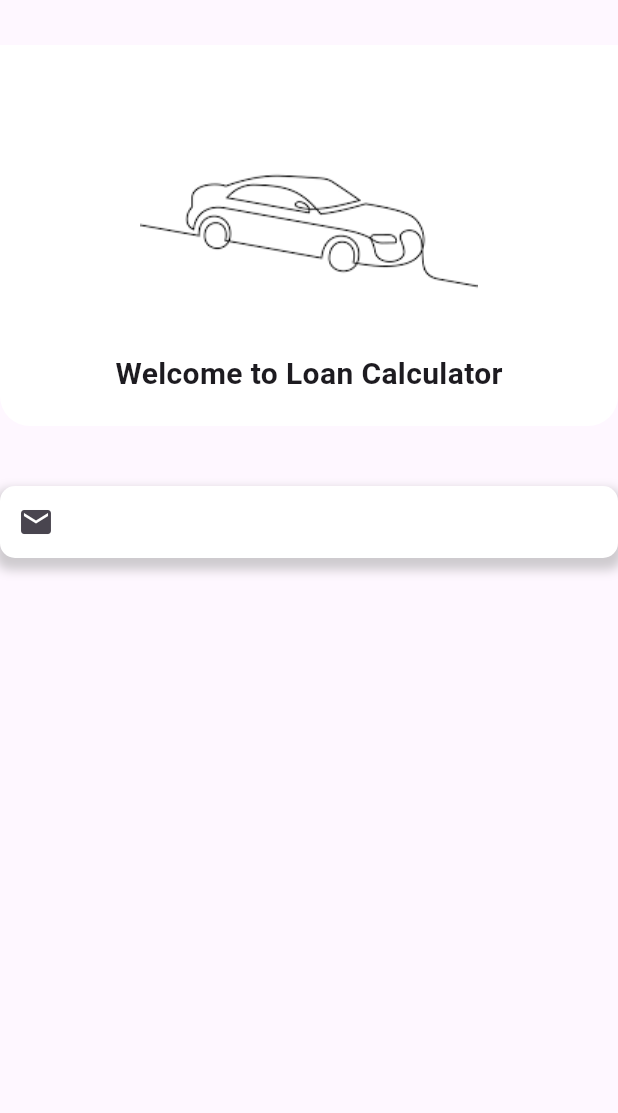
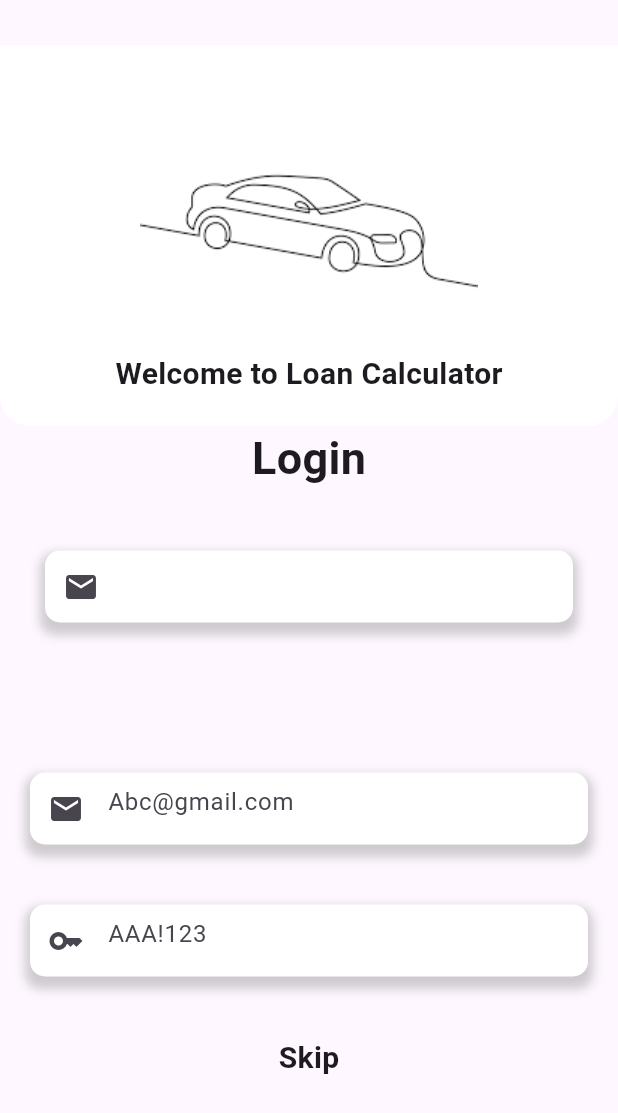
Before and after one commit to Saumya-sura/loan-calculator, a Flutter app: the screen it shows after launch, on a phone screen of 412 x 824 dp. Shown: the top 1113 px of the screen. Run offline on Flutter 3.47's test engine with Material 3 defaults, Android fonts, the light colour scheme and no system bars.

Commit message:
login page done, pixels error to be solved

```diff
--- /dev/null
+++ b/lib/calculator.dart
@@ -0,0 +1,17 @@
+import 'package:flutter/material.dart';
+
+class Calculator extends StatefulWidget {
+  const Calculator({super.key});
+
+  @override
+  State<Calculator> createState() => _CalculatorState();
+}
+
+class _CalculatorState extends State<Calculator> {
+  @override
+  Widget build(BuildContext context) {
+    return const  Scaffold(
+
+    );
+  }
+}
--- a/lib/login.dart
+++ b/lib/login.dart
@@ -52,10 +52,19 @@ class _LoginState extends State<Login> {
               ),
             ),
           ),
+          const Text("Login",
+            style: TextStyle(
+              fontSize: 30,
+              fontWeight:FontWeight.bold,
+
+            ),
+          ),
           const SizedBox(
             height: 40,
           ),
-          Container(
+          Padding(
+            padding: const EdgeInsets.symmetric(horizontal:30),
+            child: Container(
               decoration: BoxDecoration(
 
                 color: Colors.white,
@@ -63,7 +72,7 @@ class _LoginState extends State<Login> {
                 boxShadow: [BoxShadow(color: Colors.grey.withOpacity(0.5),
                 spreadRadius: 3,
                 blurRadius: 5,
-              offset: Offset(0,5)
+                offset: const Offset(0,5)
                 )
                 ]
               ),
@@ -75,9 +84,63 @@ class _LoginState extends State<Login> {
 
                 ),
               ),
-          )
+            ),
+          ),
+          const SizedBox(
+            height: 100,
+          ),
+          inputField(Icons.email,"Abc@gmail.com"),
+          const SizedBox(
+            height: 40
+          ),
+          inputField(Icons.key,"AAA!123"),
+          const SizedBox(
+            height: 40,
+          ),
+           GestureDetector(
+            onTap: ()
+            {
+              Navigator.of(context).pushNamed("/Calculator");
+            },
+             child: const Text("Skip",
+                       style: TextStyle(
+              fontSize: 20,
+              fontWeight: FontWeight.bold,
+                       ),
+
+                       ),
+           ),
         ],
       );
     }
 
 }
+
+Widget inputField(IconData icon,String hintText)
+{
+return  Padding(
+            padding: const EdgeInsets.symmetric(horizontal:20.0),
+            child: Container(
+              decoration: BoxDecoration(
+
+                color: Colors.white,
+                borderRadius: BorderRadius.circular(10),
+                boxShadow: [BoxShadow(color: Colors.grey.withOpacity(0.5),
+                spreadRadius: 3,
+                blurRadius: 5,
+                offset: const Offset(0,5)
+                )
+                ]
+              ),
+              child:  TextField(
+
+                decoration: InputDecoration(
+                  border: InputBorder.none,
+                  // ignore: unnecessary_const
+                 prefixIcon:  new Icon(icon),
+                hintText: hintText),
+              ),
+            ),
+          );
+
+}
--- a/lib/main.dart
+++ b/lib/main.dart
@@ -1,7 +1,10 @@
 
 
 
+//import 'dart:js';
+
 import 'package:flutter/material.dart';
+import 'package:loanc_calculator/calculator.dart';
 import 'package:loanc_calculator/splash.dart';
 import 'package:loanc_calculator/login.dart';
 void main()
@@ -13,6 +16,7 @@ routes: {
   "/":(context)=>Splash(),
   //"/login":(context) => Login(),
   'login': (context) => Login(),
+  "/calculator":(context)=>Calculator()
 },
 
   ));
```
Lines whose indentation alone changed are shown as unchanged.
